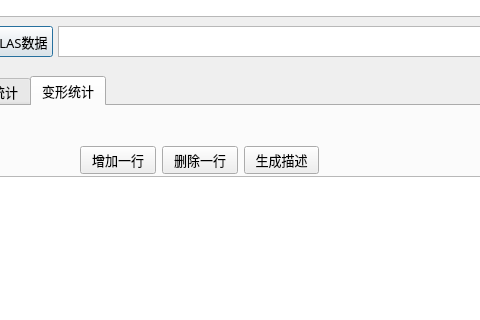
Above: WELL_INTEGRITY_UI.ui from KiwiPapa/4Stars-EngineerLoggingAssistant before the change; both pictures show x 152 to 632 and y 213 to 533 of the 1160 by 710 pixel window. Below: the same form after it.
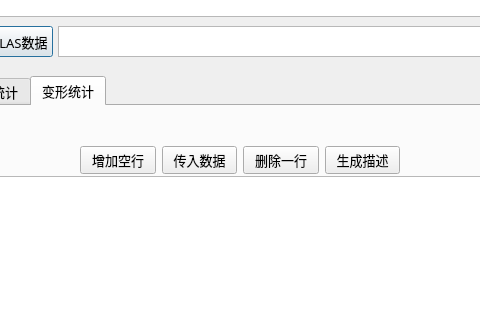
That is the form after the change. The open tabs and pages were chosen to show the change.

Commit message: 套损评价可添加空行了

```diff
--- a/WELL_INTEGRITY_UI.ui
+++ b/WELL_INTEGRITY_UI.ui
@@ -5055,15 +5055,22 @@
          <rect>
           <x>200</x>
           <y>40</y>
-          <width>239</width>
+          <width>320</width>
           <height>29</height>
          </rect>
         </property>
         <layout class="QHBoxLayout" name="horizontalLayout_4">
+         <item>
+          <widget class="QPushButton" name="pushButton_62">
+           <property name="text">
+            <string>增加空行</string>
+           </property>
+          </widget>
+         </item>
          <item>
           <widget class="QPushButton" name="pushButton_20">
            <property name="text">
-            <string>增加一行</string>
+            <string>传入数据</string>
            </property>
           </widget>
          </item>
```
Left out of the diff: 22 changed lines with no effect on the pictures. The commit also changes 6 other files.
